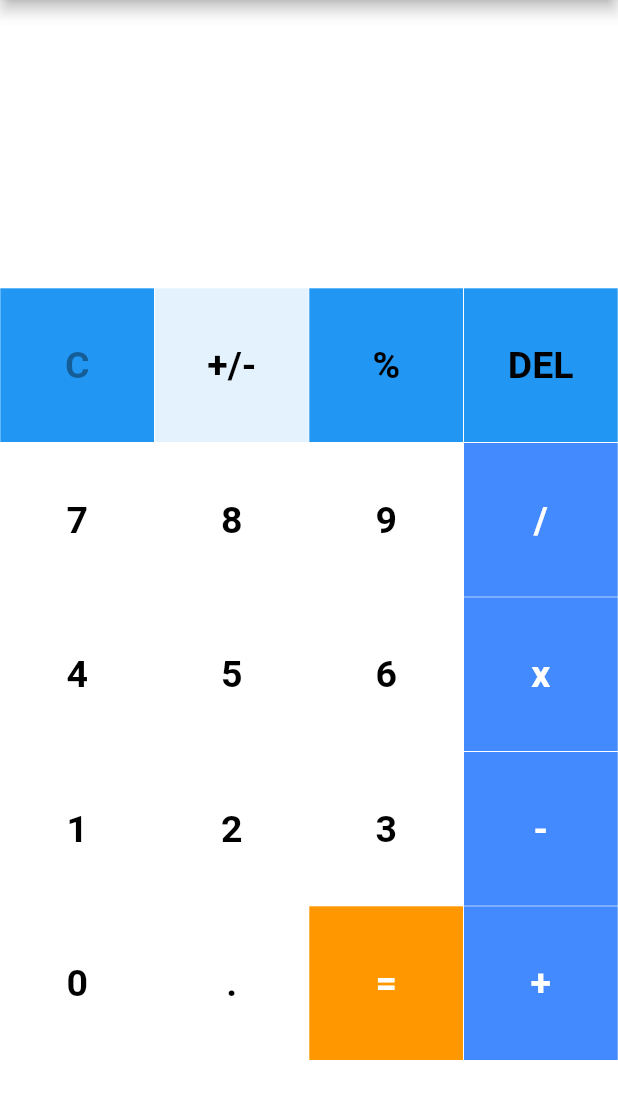
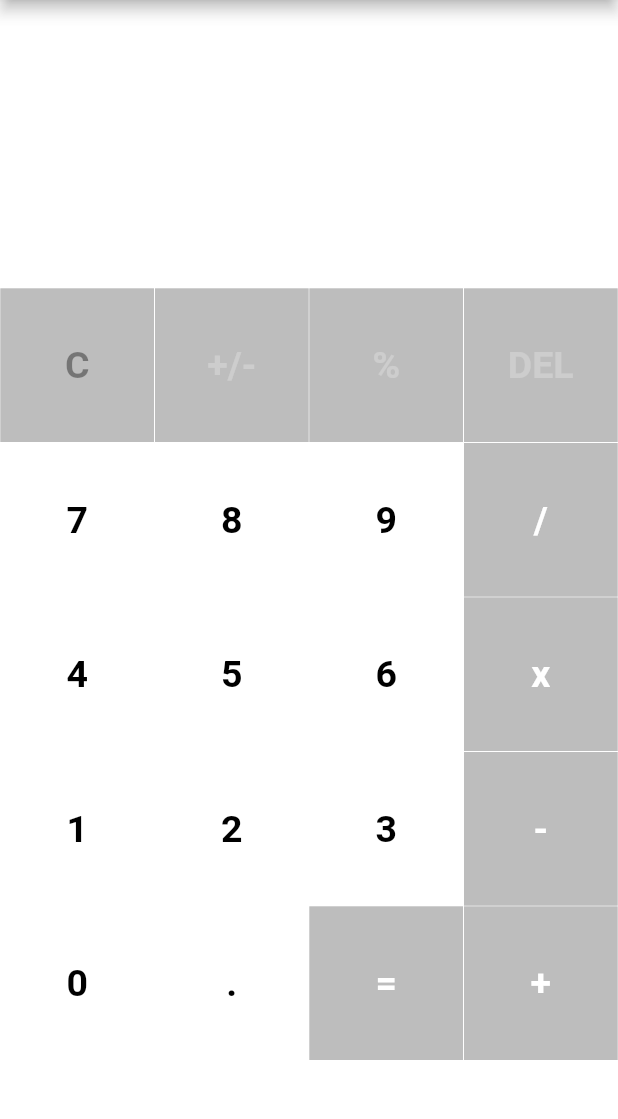
Before and after one commit to Sunil-731820/calculator_in_flutter, a Flutter app: the screen it shows after launch, on a phone screen of 412 x 824 dp, the part 84-1203 px from its top. Run offline on Flutter 3.47's test engine with Material 2 defaults, Android fonts, the phone set to English and light mode, and no system bars; our stand-ins replace math_expressions.

Commit message:
theme change parts

```diff
--- a/lib/homepage.dart
+++ b/lib/homepage.dart
@@ -60,7 +60,7 @@ class _calculatorState extends State<calculator> {
                         style: TextStyle(
                             fontSize: 18,
                             fontWeight: FontWeight.bold,
-                            color: Colors.amberAccent),
+                            color: Colors.black26),
                       ),
                     ),
                     Container(
@@ -70,7 +70,7 @@ class _calculatorState extends State<calculator> {
                         answer,
                         style: TextStyle(
                             fontSize: 30,
-                            color: Colors.white,
+                            color: Colors.black26,
                             fontWeight: FontWeight.bold),
                       ),
                     ),
@@ -95,14 +95,14 @@ class _calculatorState extends State<calculator> {
                         });
                       },
                       buttonText: buttons[index],
-                      color: Colors.blue,
+                      color: Colors.black26,
                       textcolor: Colors.black38,
                     );
                   } else if (index == 1) {
                     return MyButton(
                       buttonText: buttons[index],
-                      color: Colors.blue[50],
-                      textcolor: Colors.black,
+                      color: Colors.black26,
+                      textcolor: Colors.white24,
                     );
                   } else if (index == 2) {
                     return MyButton(
@@ -112,8 +112,8 @@ class _calculatorState extends State<calculator> {
                         });
                       },
                       buttonText: buttons[index],
-                      color: Colors.blue,
-                      textcolor: Colors.black,
+                      color: Colors.black26,
+                      textcolor: Colors.white24,
                     );
                   } else if (index == 3) {
                     return MyButton(
@@ -124,8 +124,8 @@ class _calculatorState extends State<calculator> {
                         });
                       },
                       buttonText: buttons[index],
-                      color: Colors.blue,
-                      textcolor: Colors.black,
+                      color: Colors.black26,
+                      textcolor: Colors.white24,
                     );
                   } else if (index == 18) {
                     return MyButton(
@@ -135,7 +135,7 @@ class _calculatorState extends State<calculator> {
                         });
                       },
                       buttonText: buttons[index],
-                      color: Colors.orange,
+                      color: Colors.black26,
                       textcolor: Colors.white,
                     );
                   } else {
@@ -147,7 +147,7 @@ class _calculatorState extends State<calculator> {
                       },
                       buttonText: buttons[index],
                       color: isOperator(buttons[index])
-                          ? Colors.blueAccent
+                          ? Colors.black26
                           : Colors.white,
                       textcolor: isOperator(buttons[index])
                           ? Colors.white
```
